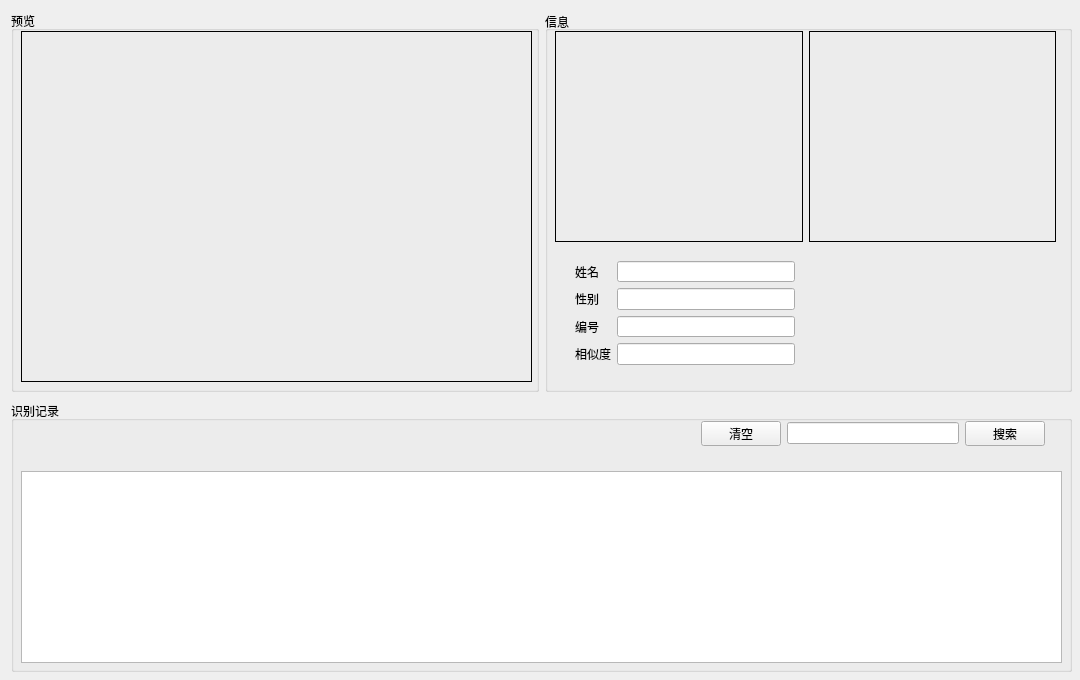
This is previewview.ui in NevilleNoah/HikvisionCamera2 as Qt 5 draws it before an edit. The edited form follows.
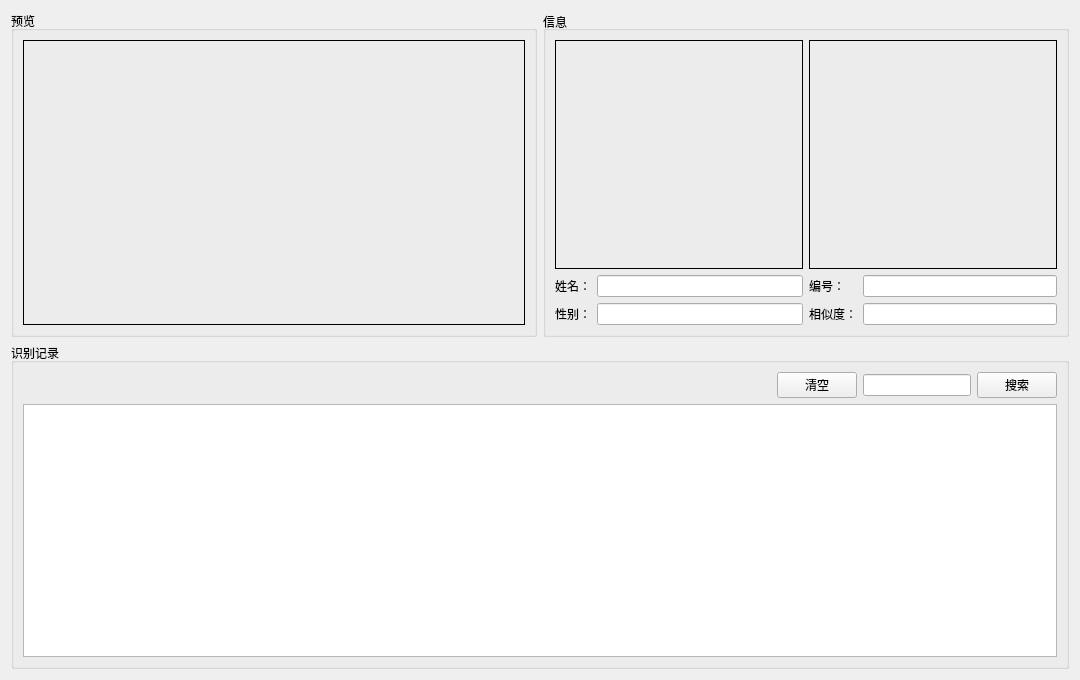
This is the edited form.

Commit message: 预览页界面调整

What changed in the file:
```diff
--- a/previewview.ui
+++ b/previewview.ui
@@ -19,15 +19,8 @@
   <property name="windowTitle">
    <string>Form</string>
   </property>
-  <widget class="QWidget" name="layoutWidget">
-   <property name="geometry">
-    <rect>
-     <x>11</x>
-     <y>11</y>
-     <width>1061</width>
-     <height>381</height>
-    </rect>
-   </property>
+  <layout class="QVBoxLayout" name="verticalLayout">
+   <item>
    <layout class="QHBoxLayout" name="horizontalLayout">
     <item>
      <widget class="QGroupBox" name="boxPreview">
@@ -40,14 +33,20 @@
       <property name="title">
        <string>预览</string>
       </property>
+       <layout class="QVBoxLayout" name="verticalLayout_6">
+        <item>
       <widget class="QLabel" name="picPreview">
-       <property name="geometry">
-        <rect>
-         <x>10</x>
-         <y>20</y>
-         <width>511</width>
-         <height>351</height>
-        </rect>
+          <property name="sizePolicy">
+           <sizepolicy hsizetype="Minimum" vsizetype="Minimum">
+            <horstretch>0</horstretch>
+            <verstretch>0</verstretch>
+           </sizepolicy>
+          </property>
+          <property name="minimumSize">
+           <size>
+            <width>480</width>
+            <height>280</height>
+           </size>
        </property>
        <property name="frameShape">
         <enum>QFrame::Box</enum>
@@ -56,6 +55,8 @@
         <string/>
        </property>
       </widget>
+        </item>
+       </layout>
      </widget>
     </item>
     <item>
@@ -75,25 +76,82 @@
       <property name="flat">
        <bool>false</bool>
       </property>
-      <widget class="QWidget" name="layoutWidget">
-       <property name="geometry">
-        <rect>
-         <x>30</x>
-         <y>250</y>
-         <width>220</width>
-         <height>104</height>
-        </rect>
-       </property>
+       <layout class="QVBoxLayout" name="verticalLayout_5">
+        <item>
+         <layout class="QVBoxLayout" name="verticalLayout_4">
+          <item>
+           <layout class="QHBoxLayout" name="horizontalLayout_3">
+            <item>
+             <widget class="QLabel" name="picCapture">
+              <property name="sizePolicy">
+               <sizepolicy hsizetype="Minimum" vsizetype="Expanding">
+                <horstretch>0</horstretch>
+                <verstretch>0</verstretch>
+               </sizepolicy>
+              </property>
+              <property name="minimumSize">
+               <size>
+                <width>240</width>
+                <height>0</height>
+               </size>
+              </property>
+              <property name="frameShape">
+               <enum>QFrame::Box</enum>
+              </property>
+              <property name="text">
+               <string/>
+              </property>
+              <property name="alignment">
+               <set>Qt::AlignCenter</set>
+              </property>
+             </widget>
+            </item>
+            <item>
+             <widget class="QLabel" name="picAvatar">
+              <property name="sizePolicy">
+               <sizepolicy hsizetype="Minimum" vsizetype="Expanding">
+                <horstretch>0</horstretch>
+                <verstretch>0</verstretch>
+               </sizepolicy>
+              </property>
+              <property name="minimumSize">
+               <size>
+                <width>240</width>
+                <height>0</height>
+               </size>
+              </property>
+              <property name="frameShape">
+               <enum>QFrame::Box</enum>
+              </property>
+              <property name="text">
+               <string/>
+              </property>
+              <property name="alignment">
+               <set>Qt::AlignCenter</set>
+              </property>
+             </widget>
+            </item>
+           </layout>
+          </item>
+          <item>
+           <layout class="QHBoxLayout" name="horizontalLayout_4">
+            <item>
        <layout class="QFormLayout" name="formLayout">
         <item row="0" column="0">
          <widget class="QLabel" name="textName">
           <property name="text">
-           <string>姓名</string>
+                 <string>姓名：</string>
           </property>
          </widget>
         </item>
         <item row="0" column="1">
          <widget class="QLineEdit" name="edName">
+                <property name="sizePolicy">
+                 <sizepolicy hsizetype="Expanding" vsizetype="Fixed">
+                  <horstretch>0</horstretch>
+                  <verstretch>0</verstretch>
+                 </sizepolicy>
+                </property>
           <property name="readOnly">
            <bool>true</bool>
           </property>
@@ -102,40 +160,62 @@
         <item row="1" column="0">
          <widget class="QLabel" name="textSex">
           <property name="text">
-           <string>性别</string>
+                 <string>性别：</string>
           </property>
          </widget>
         </item>
         <item row="1" column="1">
          <widget class="QLineEdit" name="edSex">
+                <property name="sizePolicy">
+                 <sizepolicy hsizetype="Expanding" vsizetype="Fixed">
+                  <horstretch>0</horstretch>
+                  <verstretch>0</verstretch>
+                 </sizepolicy>
+                </property>
           <property name="readOnly">
            <bool>true</bool>
           </property>
          </widget>
         </item>
-        <item row="2" column="0">
+             </layout>
+            </item>
+            <item>
+             <layout class="QFormLayout" name="formLayout_2">
+              <item row="0" column="0">
          <widget class="QLabel" name="textId">
           <property name="text">
-           <string>编号</string>
+                 <string>编号：</string>
           </property>
          </widget>
         </item>
-        <item row="2" column="1">
+              <item row="0" column="1">
          <widget class="QLineEdit" name="edId">
+                <property name="sizePolicy">
+                 <sizepolicy hsizetype="Expanding" vsizetype="Fixed">
+                  <horstretch>0</horstretch>
+                  <verstretch>0</verstretch>
+                 </sizepolicy>
+                </property>
           <property name="readOnly">
            <bool>true</bool>
           </property>
          </widget>
         </item>
-        <item row="3" column="0">
+              <item row="1" column="0">
          <widget class="QLabel" name="textSimilarity">
           <property name="text">
-           <string>相似度</string>
+                 <string>相似度：</string>
           </property>
          </widget>
         </item>
-        <item row="3" column="1">
+              <item row="1" column="1">
          <widget class="QLineEdit" name="edSimilarity">
+                <property name="sizePolicy">
+                 <sizepolicy hsizetype="Expanding" vsizetype="Fixed">
+                  <horstretch>0</horstretch>
+                  <verstretch>0</verstretch>
+                 </sizepolicy>
+                </property>
           <property name="inputMask">
            <string/>
           </property>
@@ -151,61 +231,21 @@
          </widget>
         </item>
        </layout>
-      </widget>
-      <widget class="QWidget" name="layoutWidget">
-       <property name="geometry">
-        <rect>
-         <x>10</x>
-         <y>20</y>
-         <width>501</width>
-         <height>211</height>
-        </rect>
-       </property>
-       <layout class="QHBoxLayout" name="horizontalLayout_3">
-        <item>
-         <widget class="QLabel" name="picCapture">
-          <property name="frameShape">
-           <enum>QFrame::Box</enum>
-          </property>
-          <property name="text">
-           <string/>
-          </property>
-          <property name="alignment">
-           <set>Qt::AlignCenter</set>
-          </property>
-         </widget>
-        </item>
-        <item>
-         <widget class="QLabel" name="picAvatar">
-          <property name="frameShape">
-           <enum>QFrame::Box</enum>
-          </property>
-          <property name="text">
-           <string/>
-          </property>
-          <property name="alignment">
-           <set>Qt::AlignCenter</set>
-          </property>
-         </widget>
-        </item>
-       </layout>
-      </widget>
-     </widget>
+            </item>
+           </layout>
+          </item>
+         </layout>
     </item>
    </layout>
   </widget>
+     </item>
+    </layout>
+   </item>
+   <item>
   <widget class="QGroupBox" name="boxAlarm">
    <property name="enabled">
     <bool>true</bool>
    </property>
-   <property name="geometry">
-    <rect>
-     <x>11</x>
-     <y>401</y>
-     <width>1061</width>
-     <height>271</height>
-    </rect>
-   </property>
    <property name="sizePolicy">
     <sizepolicy hsizetype="Expanding" vsizetype="Expanding">
      <horstretch>0</horstretch>
@@ -230,16 +270,24 @@
    <property name="flat">
     <bool>false</bool>
    </property>
-   <widget class="QWidget" name="layoutWidget">
-    <property name="geometry">
-     <rect>
-      <x>690</x>
-      <y>20</y>
-      <width>344</width>
-      <height>25</height>
-     </rect>
-    </property>
+     <layout class="QVBoxLayout" name="verticalLayout_3">
+      <item>
+       <layout class="QVBoxLayout" name="verticalLayout_2">
+        <item>
     <layout class="QHBoxLayout" name="horizontalLayout_2">
+          <item>
+           <spacer name="horizontalSpacer">
+            <property name="orientation">
+             <enum>Qt::Horizontal</enum>
+            </property>
+            <property name="sizeHint" stdset="0">
+             <size>
+              <width>558</width>
+              <height>20</height>
+             </size>
+            </property>
+           </spacer>
+          </item>
      <item>
       <widget class="QPushButton" name="btnAlarmClear">
        <property name="text">
@@ -249,6 +297,12 @@
      </item>
      <item>
       <widget class="QLineEdit" name="edSearch">
+            <property name="sizePolicy">
+             <sizepolicy hsizetype="Fixed" vsizetype="Fixed">
+              <horstretch>0</horstretch>
+              <verstretch>0</verstretch>
+             </sizepolicy>
+            </property>
        <property name="inputMask">
         <string/>
        </property>
@@ -265,18 +319,16 @@
       </widget>
      </item>
     </layout>
-   </widget>
-   <widget class="QListWidget" name="alarmList">
-    <property name="geometry">
-     <rect>
-      <x>10</x>
-      <y>70</y>
-      <width>1041</width>
-      <height>192</height>
-     </rect>
-    </property>
-   </widget>
-  </widget>
+        </item>
+        <item>
+         <widget class="QListWidget" name="alarmList"/>
+        </item>
+       </layout>
+      </item>
+     </layout>
+    </widget>
+   </item>
+  </layout>
  </widget>
  <resources/>
  <connections/>
```
Lines whose indentation alone changed are shown as unchanged.
